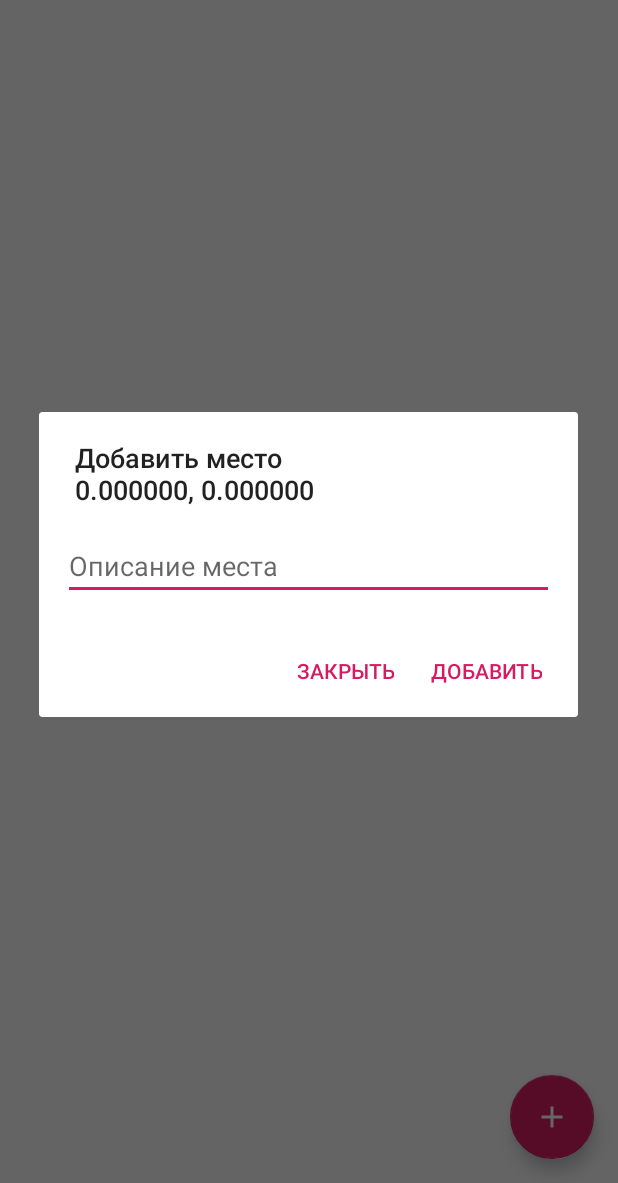
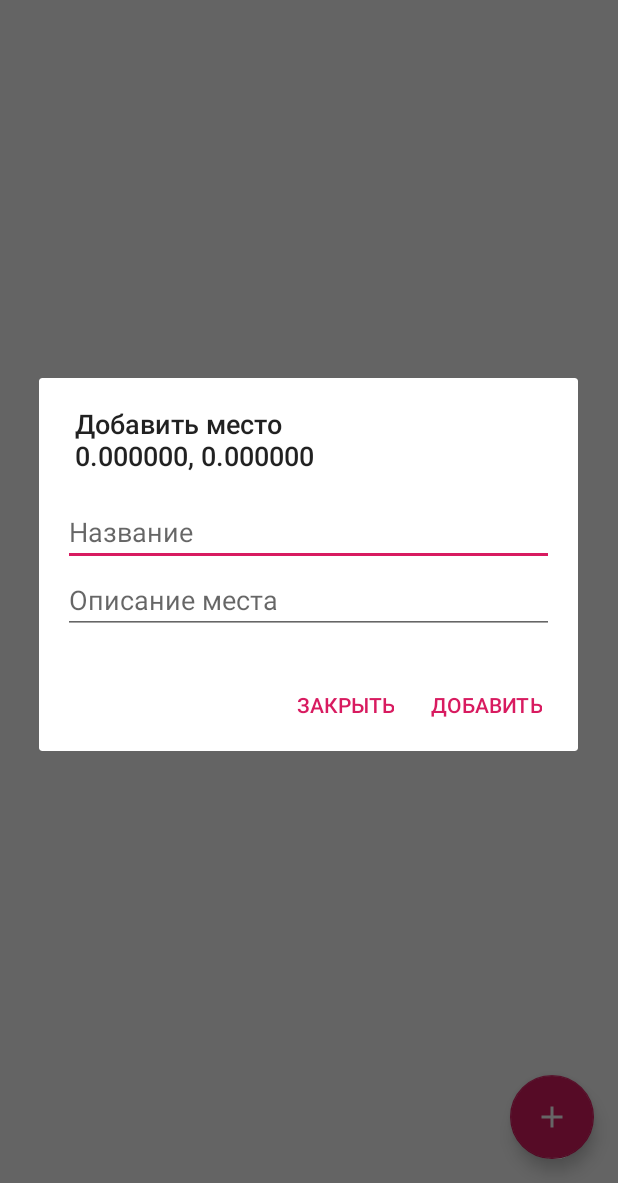
Before and after one commit to olezhko9/MyPlaces, an Android app: the screen it shows after launch (MapsActivity), after a tap on an icon or button, on a phone screen of 412 x 824 dp, the part 53-1236 px from its top. Run offline under Robolectric (Android 15) with nearby library versions, the phone set to English and light mode, and no system bars; 2 statements that could not run were skipped.

Commit message:
Revert "rework saving dialog"
This reverts commit a6838ddf6ef3d0bee823c745602122d764e4170b.

```diff
--- a/app/src/main/java/com/example/olegnaumov/itemapp/SaveMarkerDialog.java
+++ b/app/src/main/java/com/example/olegnaumov/itemapp/SaveMarkerDialog.java
@@ -12,7 +12,7 @@ import android.widget.Toast;
 
 public class SaveMarkerDialog extends AppCompatDialogFragment {
 
-    private EditText markerDescriptionEditText;
+    private EditText markerTitleEditText, markerDescriptionEditText;
 
     @Override
     public Dialog onCreateDialog(Bundle savedInstanceState) {
@@ -42,10 +42,9 @@ public class SaveMarkerDialog extends AppCompatDialogFragment {
                 .setPositiveButton("Добавить", new DialogInterface.OnClickListener() {
                     @Override
                     public void onClick(DialogInterface dialog, int which) {
-
                         Toast.makeText(
                                 getContext(),
-                                markerDescriptionEditText.getText().toString(),
+                                markerTitleEditText.getText().toString(),
                                 Toast.LENGTH_LONG
                         ).show();
                     }
@@ -54,6 +53,7 @@ public class SaveMarkerDialog extends AppCompatDialogFragment {
         }
 
 
+        markerTitleEditText = view.findViewById(R.id.marker_title_et);
         markerDescriptionEditText = view.findViewById(R.id.marker_description_et);
 
         return builder.create();
--- a/app/src/main/res/layout/dialog_marker.xml
+++ b/app/src/main/res/layout/dialog_marker.xml
@@ -6,6 +6,13 @@
     android:layout_width="match_parent"
     android:layout_height="match_parent"
     android:padding="16dp">
+
+    <EditText
+        android:id="@+id/marker_title_et"
+        android:layout_width="match_parent"
+        android:layout_height="wrap_content"
+        android:singleLine="true"
+        android:hint="Название"/>
 
     <EditText
         android:id="@+id/marker_description_et"
```
